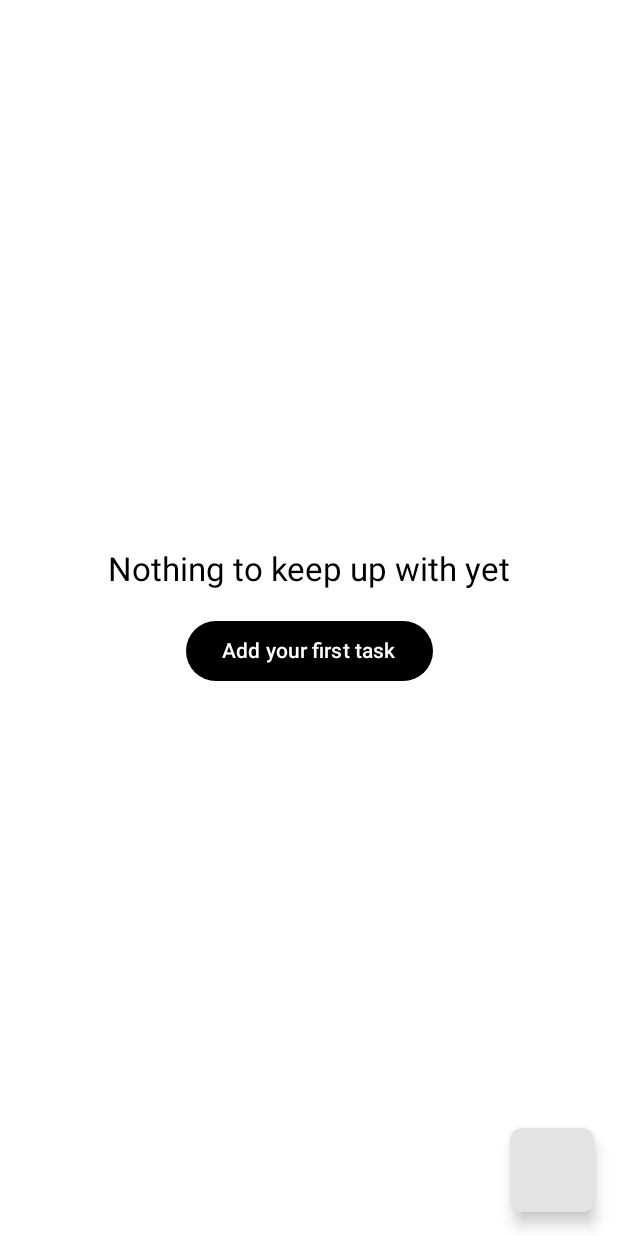
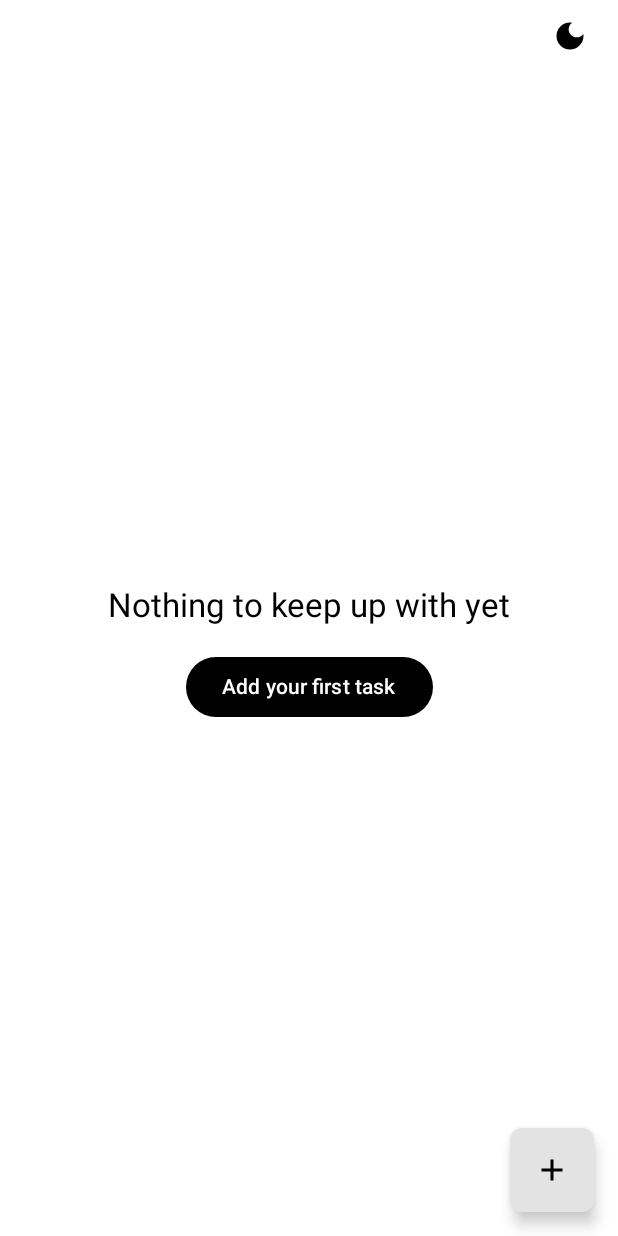
Before and after one commit to daniebeler/now-and-again, an Android app built with Jetpack Compose: the screen it shows after launch (MainActivity), on a phone screen of 412 x 824 dp. Run offline under Robolectric (Android 15) with nearby library versions, the phone set to English and light mode, and no system bars; our stand-ins replace Room's generated code; libraries missing offline, so code that uses them is left out: androidx.glance, androidx.glance.appwidget; 1 statement that could not run was skipped.

Commit message:
Add theme toggle

```diff
--- a/app/build.gradle.kts
+++ b/app/build.gradle.kts
@@ -58,4 +58,6 @@ dependencies {
 
     implementation(libs.androidx.glance.appwidget)
     implementation(libs.androidx.glance.material3)
+
+    implementation(libs.androidx.compose.material.icons.extended)
 }
--- a/app/src/main/java/com/daniebeler/nowandagain/MainActivity.kt
+++ b/app/src/main/java/com/daniebeler/nowandagain/MainActivity.kt
@@ -1,19 +1,52 @@
 package com.daniebeler.nowandagain
 
 import android.os.Bundle
+import android.graphics.Color
 import androidx.activity.ComponentActivity
+import androidx.activity.SystemBarStyle
 import androidx.activity.compose.setContent
 import androidx.activity.enableEdgeToEdge
+import androidx.compose.foundation.isSystemInDarkTheme
+import androidx.compose.runtime.DisposableEffect
+import androidx.compose.runtime.getValue
+import androidx.compose.runtime.mutableStateOf
+import androidx.compose.runtime.remember
+import androidx.compose.runtime.setValue
 import com.daniebeler.nowandagain.ui.home.HomeScreen
 import com.daniebeler.nowandagain.ui.theme.NowAndAgainTheme
+import com.daniebeler.nowandagain.ui.theme.ThemePreference
 
 class MainActivity : ComponentActivity() {
     override fun onCreate(savedInstanceState: Bundle?) {
         super.onCreate(savedInstanceState)
-        enableEdgeToEdge()
+        val themePref = ThemePreference(applicationContext)
+
         setContent {
-            NowAndAgainTheme {
-                HomeScreen()
+            var override by remember { mutableStateOf(themePref.load()) }
+            val dark = override ?: isSystemInDarkTheme()
+
+            // Keeps status and navigation bar icons readable when the app theme
+            // differs from the system theme.
+            DisposableEffect(dark) {
+                enableEdgeToEdge(
+                    statusBarStyle = SystemBarStyle.auto(
+                        Color.TRANSPARENT, Color.TRANSPARENT
+                    ) { dark },
+                    navigationBarStyle = SystemBarStyle.auto(
+                        Color.TRANSPARENT, Color.TRANSPARENT
+                    ) { dark },
+                )
+                onDispose {}
+            }
+
+            NowAndAgainTheme(darkTheme = dark) {
+                HomeScreen(
+                    darkTheme = dark,
+                    onToggleTheme = {
+                        override = !dark
+                        themePref.save(!dark)
+                    },
+                )
             }
         }
     }
--- a/app/src/main/java/com/daniebeler/nowandagain/ui/home/HomeScreen.kt
+++ b/app/src/main/java/com/daniebeler/nowandagain/ui/home/HomeScreen.kt
@@ -13,10 +13,15 @@ import androidx.compose.foundation.layout.height
 import androidx.compose.foundation.layout.navigationBarsPadding
 import androidx.compose.foundation.layout.padding
 import androidx.compose.foundation.layout.size
+import androidx.compose.foundation.layout.statusBarsPadding
 import androidx.compose.foundation.layout.width
 import androidx.compose.foundation.lazy.LazyColumn
 import androidx.compose.foundation.lazy.items
 import androidx.compose.foundation.rememberScrollState
+import androidx.compose.material.icons.Icons
+import androidx.compose.material.icons.filled.Add
+import androidx.compose.material.icons.filled.DarkMode
+import androidx.compose.material.icons.filled.LightMode
 import androidx.compose.material3.Button
 import androidx.compose.material3.ButtonDefaults
 import androidx.compose.material3.Card
@@ -25,6 +30,8 @@ import androidx.compose.material3.ExperimentalMaterial3Api
 import androidx.compose.material3.FilledTonalIconButton
 import androidx.compose.material3.FilterChip
 import androidx.compose.material3.FloatingActionButton
+import androidx.compose.material3.Icon
+import androidx.compose.material3.IconButton
 import androidx.compose.material3.LinearProgressIndicator
 import androidx.compose.material3.MaterialTheme
 import androidx.compose.material3.ModalBottomSheet
@@ -65,7 +72,9 @@ private sealed interface SheetMode {
 }
 
 @Composable
-fun HomeScreen(vm: HomeViewModel = viewModel()) {
+fun HomeScreen(
+    darkTheme: Boolean, onToggleTheme: () -> Unit, vm: HomeViewModel = viewModel()
+) {
     val state by vm.state.collectAsStateWithLifecycle()
     val snackbarHostState = remember { SnackbarHostState() }
     val scope = rememberCoroutineScope()
@@ -73,10 +82,26 @@ fun HomeScreen(vm: HomeViewModel = viewModel()) {
     var sheetMode by remember { mutableStateOf<SheetMode?>(null) }
 
     Scaffold(
+        topBar = {
+            Row(
+                modifier = Modifier
+                    .fillMaxWidth()
+                    .statusBarsPadding()
+                    .padding(horizontal = 8.dp),
+                horizontalArrangement = Arrangement.End,
+            ) {
+                IconButton(onClick = onToggleTheme) {
+                    Icon(
+                        imageVector = if (darkTheme) Icons.Default.LightMode else Icons.Default.DarkMode,
+                        contentDescription = if (darkTheme) "Switch to light mode" else "Switch to dark mode",
+                    )
+                }
+            }
+        },
         snackbarHost = { SnackbarHost(snackbarHostState) },
         floatingActionButton = {
             FloatingActionButton(onClick = { sheetMode = SheetMode.Add }) {
-                //Icon(Icons.Default.Add, contentDescription = "Add task")
+                Icon(Icons.Default.Add, contentDescription = "Add task")
             }
         },
     ) { padding ->
@@ -166,7 +191,9 @@ private fun TaskCard(
             Spacer(Modifier.height(12.dp))
             LinearProgressIndicator(
                 progress = { animated },
-                modifier = Modifier.fillMaxWidth().height(12.dp),
+                modifier = Modifier
+                    .fillMaxWidth()
+                    .height(12.dp),
                 color = barColor,
                 trackColor = MaterialTheme.colorScheme.surfaceContainerHighest,
                 strokeCap = StrokeCap.Butt,
--- /dev/null
+++ b/app/src/main/java/com/daniebeler/nowandagain/ui/theme/ThemePreference.kt
@@ -0,0 +1,15 @@
+package com.daniebeler.nowandagain.ui.theme
+
+import android.content.Context
+
+class ThemePreference(context: Context) {
+    private val prefs = context.getSharedPreferences("settings", Context.MODE_PRIVATE)
+
+    /** null = follow the system */
+    fun load(): Boolean? =
+        if (prefs.contains(KEY)) prefs.getBoolean(KEY, false) else null
+
+    fun save(dark: Boolean) = prefs.edit().putBoolean(KEY, dark).apply()
+
+    private companion object { const val KEY = "dark_theme" }
+}
--- a/gradle/libs.versions.toml
+++ b/gradle/libs.versions.toml
@@ -31,6 +31,8 @@ androidx-room-compiler = { group = "androidx.room", name = "room-compiler", vers
 androidx-glance-appwidget = { group = "androidx.glance", name = "glance-appwidget", version.ref = "glance" }
 androidx-glance-material3 = { group = "androidx.glance", name = "glance-material3", version.ref = "glance" }
 
+androidx-compose-material-icons-extended = { group = "androidx.compose.material", name = "material-icons-extended" }
+
 [plugins]
 android-application = { id = "com.android.application", version.ref = "agp" }
 kotlin-compose = { id = "org.jetbrains.kotlin.plugin.compose", version.ref = "kotlin" }
```
